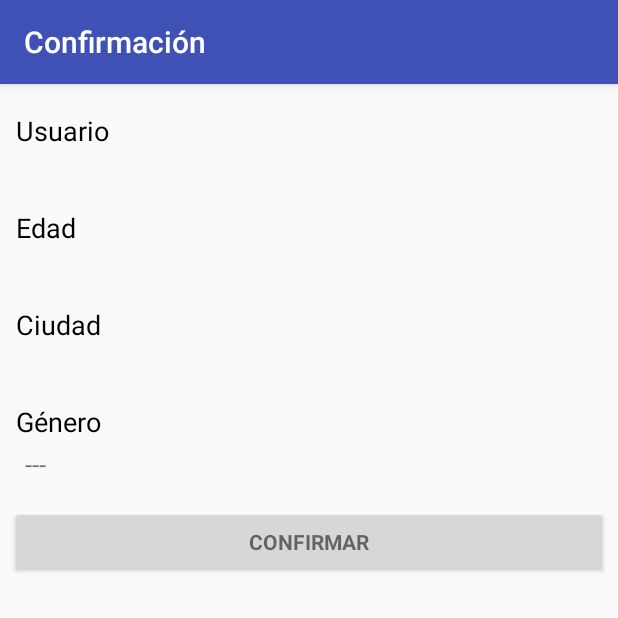
After one commit to darnack/ReflexChat, an Android app: the ConfirmActivity screen opened directly, with no data from a screen before it, on a phone screen of 412 x 824 dp, the top half of it. The commit adds this screen. Run offline under Robolectric (Android 15) with nearby library versions, the phone set to English and light mode, and no system bars.

Commit message:
Se implementa ventana de confirmacion

```diff
--- /dev/null
+++ b/app/src/main/java/co/com/reflex/reflexchat/ConfirmActivity.java
@@ -0,0 +1,39 @@
+package co.com.reflex.reflexchat;
+
+import android.support.v7.app.AppCompatActivity;
+import android.os.Bundle;
+import android.view.View;
+import android.widget.Button;
+import android.widget.TextView;
+
+import co.com.reflex.reflexchat.util.CacheManager;
+
+public class ConfirmActivity extends AppCompatActivity {
+
+    private TextView txtNickName, txtAge, txtCity, txtGender;
+    private Button btnConfirm;
+
+    @Override
+    protected void onCreate(Bundle savedInstanceState) {
+        super.onCreate(savedInstanceState);
+        setContentView(R.layout.activity_confirm);
+
+        txtNickName = (TextView)findViewById(R.id.txtNickName);
+        txtAge = (TextView)findViewById(R.id.txtAge);
+        txtCity = (TextView)findViewById(R.id.txtCity);
+        txtGender = (TextView)findViewById(R.id.txtGender);
+        btnConfirm = (Button)findViewById(R.id.btnConfirm);
+
+        txtNickName.setText(CacheManager.readString(getApplicationContext(), "NickName"));
+        txtAge.setText(CacheManager.readString(getApplicationContext(), "Age"));
+        txtCity.setText(CacheManager.readString(getApplicationContext(), "City"));
+        //txtGender.setText(CacheManager.readString(getApplicationContext(), "Gender"));
+
+        btnConfirm.setOnClickListener(new View.OnClickListener(){
+            @Override
+            public void onClick(View view){
+                //TODO:
+            }
+        });
+    }
+}
--- /dev/null
+++ b/app/src/main/java/co/com/reflex/reflexchat/util/CacheManager.java
@@ -0,0 +1,20 @@
+package co.com.reflex.reflexchat.util;
+
+import android.content.Context;
+import android.content.SharedPreferences;
+
+public class CacheManager {
+
+    private static String PREFERENCE_NAME = "USER_DATA";
+
+    public static void writeString(Context context, final String key, String value) {
+        SharedPreferences settings = context.getSharedPreferences(PREFERENCE_NAME, context.MODE_PRIVATE);
+        SharedPreferences.Editor editor = settings.edit();
+        editor.putString(key, value);
+        editor.commit();
+    }
+
+    public static String readString(Context context, final String key) {
+        return context.getSharedPreferences(PREFERENCE_NAME, context.MODE_PRIVATE).getString(key, null);
+    }
+}
--- /dev/null
+++ b/app/src/main/res/layout/activity_confirm.xml
@@ -0,0 +1,103 @@
+<?xml version="1.0" encoding="utf-8"?>
+<android.support.constraint.ConstraintLayout xmlns:android="http://schemas.android.com/apk/res/android"
+    xmlns:app="http://schemas.android.com/apk/res-auto"
+    xmlns:tools="http://schemas.android.com/tools"
+    android:layout_width="match_parent"
+    android:layout_height="match_parent"
+    tools:context=".ConfirmActivity">
+    <ScrollView
+        android:layout_margin="10px"
+        android:layout_width="match_parent"
+        android:layout_height="match_parent">
+
+        <LinearLayout
+            android:layout_width="match_parent"
+            android:layout_height="wrap_content"
+            android:orientation="vertical">
+
+            <TextView
+            android:id="@+id/lbNickName"
+            android:layout_width="wrap_content"
+            android:layout_height="wrap_content"
+            android:textSize="18dp"
+            android:layout_marginLeft="6px"
+            android:layout_marginTop="18px"
+            android:textColor="@color/colorBlack"
+            android:text="Usuario" />
+            <TextView
+                android:id="@+id/txtNickName"
+                android:layout_width="wrap_content"
+                android:layout_height="wrap_content"
+                android:textSize="17dp"
+                android:layout_marginLeft="10dp"
+                android:layout_marginTop="4dp"
+                android:text="---"/>
+            <TextView
+                android:id="@+id/lbAge"
+                android:layout_width="wrap_content"
+                android:layout_height="wrap_content"
+                android:textSize="18dp"
+                android:layout_marginLeft="6px"
+                android:layout_marginTop="18px"
+                android:textColor="@color/colorBlack"
+                android:text="Edad"
+                />
+            <TextView
+                android:id="@+id/txtAge"
+                android:layout_width="wrap_content"
+                android:layout_height="wrap_content"
+                android:textSize="17dp"
+                android:layout_marginLeft="10dp"
+                android:layout_marginTop="4dp"
+                android:text="---"/>
+
+            <TextView
+                android:id="@+id/lbCity"
+                android:layout_width="wrap_content"
+                android:layout_height="wrap_content"
+                android:textSize="18dp"
+                android:layout_marginLeft="6px"
+                android:layout_marginTop="18px"
+                android:textColor="@color/colorBlack"
+                android:text="Ciudad"
+                />
+            <TextView
+                android:id="@+id/txtCity"
+                android:layout_width="wrap_content"
+                android:layout_height="wrap_content"
+                android:textSize="17dp"
+                android:layout_marginLeft="10dp"
+                android:layout_marginTop="4dp"
+                android:text="---"/>
+
+            <TextView
+                android:id="@+id/lbGender"
+                android:layout_width="wrap_content"
+                android:layout_height="wrap_content"
+                android:textSize="18dp"
+                android:layout_marginLeft="6px"
+                android:layout_marginTop="18px"
+                android:textColor="@color/colorBlack"
+                android:text="Género"
+                />
+            <TextView
+                android:id="@+id/txtGender"
+                android:layout_width="wrap_content"
+                android:layout_height="wrap_content"
+                android:textSize="17dp"
+                android:layout_marginLeft="10dp"
+                android:layout_marginTop="4dp"
+                android:text="---"/>
+
+            <Button
+                android:id="@+id/btnConfirm"
+                style="?android:textAppearanceSmall"
+                android:layout_width="match_parent"
+                android:layout_height="wrap_content"
+                android:layout_marginTop="16dp"
+                android:text="@string/btn_confirm"
+                android:textStyle="bold" />
+
+        </LinearLayout>
+    </ScrollView>
+</android.support.constraint.ConstraintLayout>
--- a/app/src/main/res/values/colors.xml
+++ b/app/src/main/res/values/colors.xml
@@ -5,5 +5,6 @@
     <color name="colorAccent">#FF4081</color>
     <color name="colorBackground">#00A2E8</color>
 
+    <color name="colorBlack">#000000</color>
     <color name="black_overlay">#66000000</color>
 </resources>
--- a/app/src/main/res/values/strings.xml
+++ b/app/src/main/res/values/strings.xml
@@ -15,6 +15,11 @@
     <string name="nick_name_placeholder">Nombre de usuario</string>
     <string name="age_label">Edad</string>
     <string name="age_placeholder">Edad</string>
+    <string name="city_label">Ciudad</string>
+    <string name="city_placeholder">Ciudad, país</string>
+
+    <!-- Confirm Activity -->
+    <string name="btn_confirm">Confirmar</string>
 
     <!-- Strings related to login -->
     <string name="prompt_email">Email</string>
```
Also changed, not shown: app/src/main/AndroidManifest.xml (+8 -2 lines), app/src/main/java/co/com/reflex/reflexchat/SignInActivity.java (+53 -6 lines), app/src/main/java/co/com/reflex/reflexchat/util/Alert.java (added, +22 -0 lines), app/src/main/res/layout/activity_sign_in.xml (+39 -5 lines).
